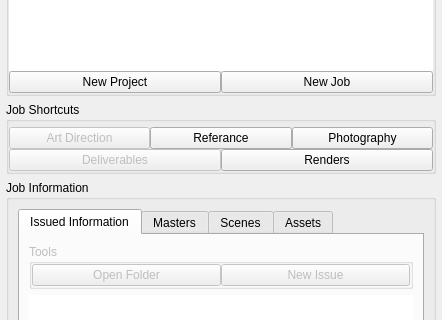
Before: the Qt Designer form po/main_res.ui in najar1412/po, drawn with Qt 5; both pictures show x 0 to 442 and y 328 to 648 of the 442 by 862 pixel window.
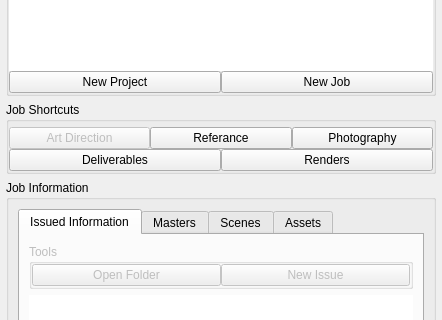
After: the same form once the commit is applied.

Commit message: deliverable button

```diff
--- a/po/main_res.ui
+++ b/po/main_res.ui
@@ -13,7 +13,7 @@
     <x>0</x>
     <y>0</y>
     <width>442</width>
-    <height>843</height>
+    <height>850</height>
    </rect>
   </property>
   <property name="sizePolicy">
@@ -367,7 +367,7 @@
          <item>
           <widget class="QPushButton" name="pushButton_13">
            <property name="enabled">
-            <bool>false</bool>
+            <bool>true</bool>
            </property>
            <property name="text">
             <string>Deliverables</string>
```
Left out of the diff: 2 changed lines with no effect on the pictures. The commit also changes 1 other file.
